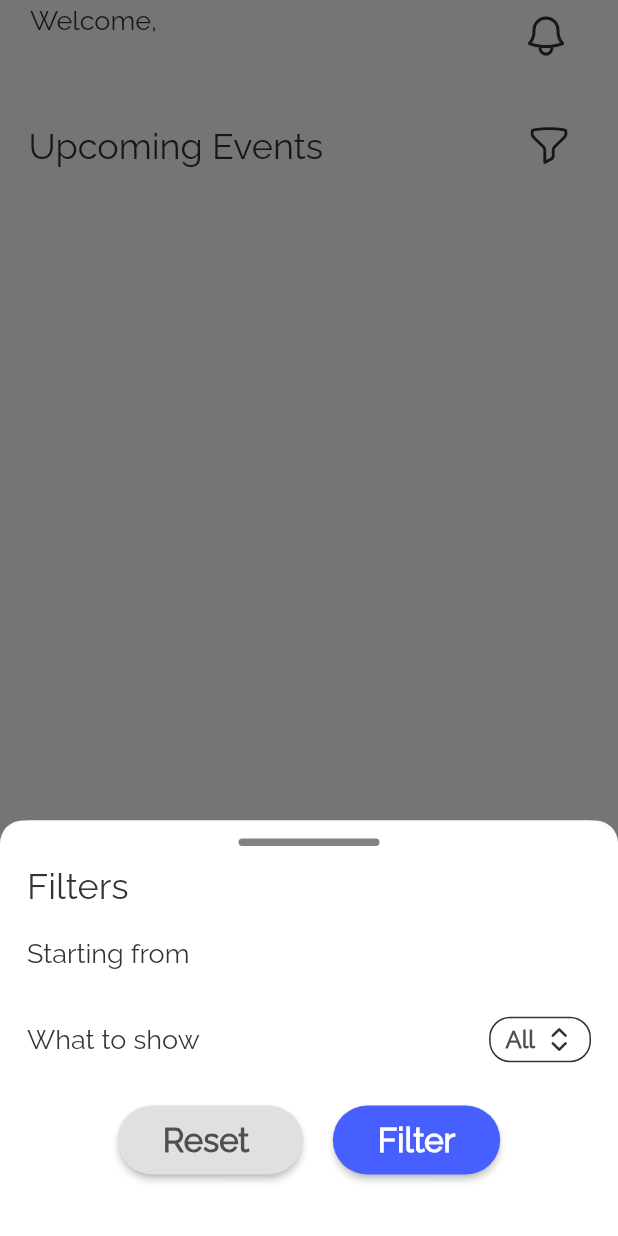
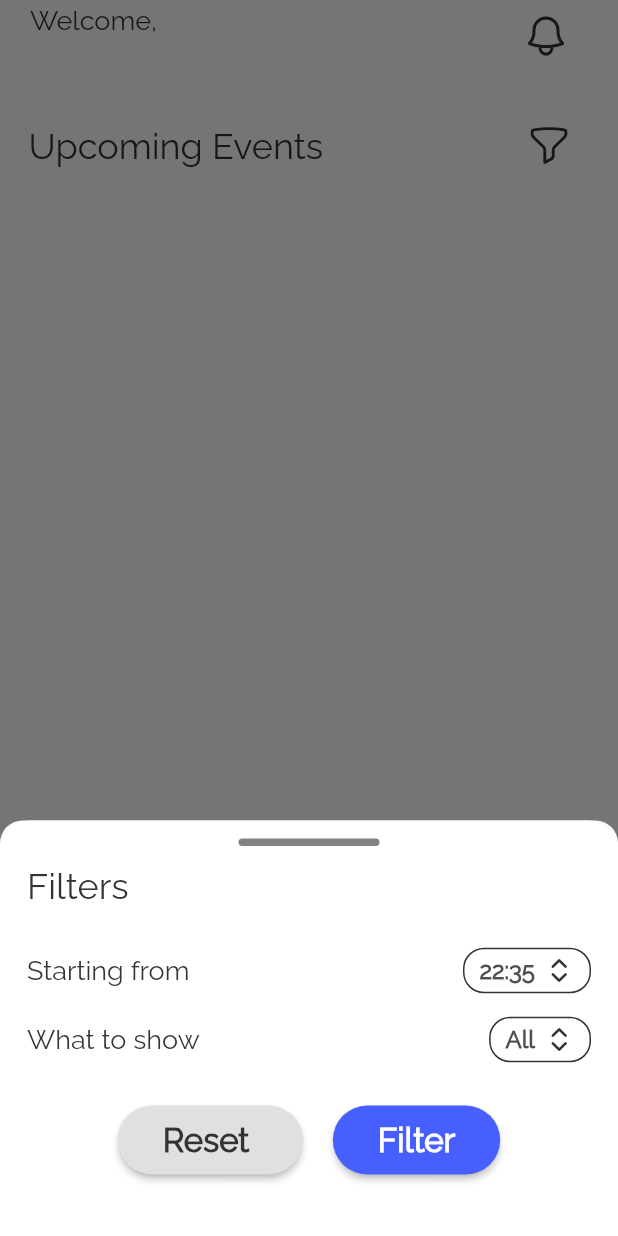
Before and after one commit to furknataman/register-event, a Flutter app: the screen it shows once a user with an empty profile is signed in, after a tap on an icon or button, on a phone screen of 412 x 824 dp. Run offline on Flutter 3.47's test engine with Material 2 defaults, Android fonts, the phone set to English and light mode, and no system bars; our stand-ins replace cloud_firestore, firebase_auth, firebase_core, firebase_messaging, flutter_local_notifications, flutter_riverpod and 5 more; missing offline and left inert: qr_code_scanner; accounts and stored records are empty.

Commit message:
filter dialog

```diff
--- a/lib/main.dart
+++ b/lib/main.dart
@@ -35,6 +35,9 @@ extension CustomColorScheme on ColorScheme {
   Color get unregister => brightness == Brightness.light
       ? const Color(0xffEB5757)
       : const Color.fromARGB(255, 144, 65, 65);
+
+  Color get disable =>
+      brightness == Brightness.light ? const Color(0xffE0E0E0) : const Color(0xff333333);
 }
 
 ThemeData _darkTheme = ThemeData(
--- a/lib/pages/home/widgets/filter/filter.dart
+++ b/lib/pages/home/widgets/filter/filter.dart
@@ -1,7 +1,7 @@
-
-
 import 'package:flutter/material.dart';
+import 'package:qr/main.dart';
 import 'package:qr/pages/home/widgets/filter/widgets/show_picker.dart';
+import 'package:qr/pages/home/widgets/filter/widgets/time_picker.dart';
 
 void filterDialog(BuildContext context, Function functionLeft, Function functionRight,
     String titleText, String bodyText) {
@@ -41,8 +41,8 @@ void filterDialog(BuildContext context, Function functionLeft, Function function
                     ),
                     Container(
                       alignment: Alignment.topLeft,
-                        child: Text(titleText,
-                            style: Theme.of(context).textTheme.displayLarge),
+                      child:
+                          Text(titleText, style: Theme.of(context).textTheme.displayLarge),
                     ),
                   ],
                 ),
@@ -56,6 +56,7 @@ void filterDialog(BuildContext context, Function functionLeft, Function function
                         children: [
                           Text("Starting from",
                               style: Theme.of(context).textTheme.bodyLarge),
+                          const DatePickerExample()
                         ],
                       ),
                       Row(
@@ -74,7 +75,7 @@ void filterDialog(BuildContext context, Function functionLeft, Function function
                   children: [
                     ElevatedButton(
                       style: ElevatedButton.styleFrom(
-                          backgroundColor: const Color(0xffE0E0E0),
+                        backgroundColor: Theme.of(context).colorScheme.disable,
                         padding:
                             const EdgeInsets.symmetric(horizontal: 30.0, vertical: 10.0),
                         shape: RoundedRectangleBorder(
@@ -83,18 +84,15 @@ void filterDialog(BuildContext context, Function functionLeft, Function function
                       onPressed: () {
                         functionLeft();
                       },
-                        child: const Text(
-                          "Reset ",
-                          style: TextStyle(
-                              fontWeight: FontWeight.w700, color: Color(0xff4F4F4F)),
-                        ),
+                      child: Text("Reset ", style: Theme.of(context).textTheme.labelLarge),
                     ),
                     const SizedBox(
                       width: 20,
                     ),
                     ElevatedButton(
                       style: ElevatedButton.styleFrom(
-                          backgroundColor: const Color(0xff485FFF),
+                        backgroundColor:
+                            Theme.of(context).floatingActionButtonTheme.backgroundColor,
                         padding:
                             const EdgeInsets.symmetric(horizontal: 30.0, vertical: 10.0),
                         shape: RoundedRectangleBorder(
--- a/lib/pages/home/widgets/filter/widgets/show_picker.dart
+++ b/lib/pages/home/widgets/filter/widgets/show_picker.dart
@@ -17,16 +17,14 @@ class Picker extends StatefulWidget {
 }
 
 class _PickerState extends State<Picker> {
-  int _selectedFruit = 0;
+  int _selectedList = 0;
 
-  // This shows a CupertinoModalPopup with a reasonable fixed height which hosts CupertinoPicker.
   void _showDialog(Widget child) {
     showCupertinoModalPopup<void>(
         context: context,
         builder: (BuildContext context) => Container(
               height: 216,
               padding: const EdgeInsets.only(top: 6.0),
-              // The Bottom margin is provided to align the popup above the system navigation bar.
               margin: EdgeInsets.only(
                 bottom: MediaQuery.of(context).viewInsets.bottom,
               ),
@@ -52,10 +50,9 @@ class _PickerState extends State<Picker> {
           squeeze: 1.2,
           useMagnifier: true,
           itemExtent: 32,
-          // This is called when selected item is changed.
           onSelectedItemChanged: (int selectedItem) {
             setState(() {
-              _selectedFruit = selectedItem;
+              _selectedList = selectedItem;
             });
           },
           children: List<Widget>.generate(showList.length, (int index) {
@@ -67,7 +64,6 @@ class _PickerState extends State<Picker> {
           }),
         ),
       ),
-      // This displays the selected fruit name.
       child: Container(
         padding: const EdgeInsets.only(left: 10, right: 10, top: 4, bottom: 4),
         decoration: BoxDecoration(
@@ -81,7 +77,7 @@ class _PickerState extends State<Picker> {
         ),
         child: Row(
           children: [
-            Text(showList[_selectedFruit], style: Theme.of(context).textTheme.bodySmall),
+            Text(showList[_selectedList], style: Theme.of(context).textTheme.bodySmall),
             const SizedBox(
               width: 6,
             ),
--- a/lib/pages/home/widgets/filter/widgets/time_picker.dart
+++ b/lib/pages/home/widgets/filter/widgets/time_picker.dart
@@ -0,0 +1,79 @@
+import 'package:flutter/cupertino.dart';
+import 'package:flutter/material.dart';
+import 'package:lucide_icons/lucide_icons.dart';
+
+class DatePickerExample extends StatefulWidget {
+  const DatePickerExample({super.key});
+
+  @override
+  State<DatePickerExample> createState() => _DatePickerExampleState();
+}
+
+class _DatePickerExampleState extends State<DatePickerExample> {
+  DateTime time = DateTime(2016, 5, 10, 22, 35);
+  void _showDialog(Widget child) {
+    showCupertinoModalPopup<void>(
+        context: context,
+        builder: (BuildContext context) => Container(
+              height: 216,
+              padding: const EdgeInsets.only(top: 6.0),
+
+              margin: EdgeInsets.only(
+                bottom: MediaQuery.of(context).viewInsets.bottom,
+              ),
+              // Provide a background color for the popup.
+              color: CupertinoColors.systemBackground.resolveFrom(context),
+              // Use a SafeArea widget to avoid system overlaps.
+              child: SafeArea(
+                top: false,
+                bottom: false,
+                child: child,
+              ),
+            ));
+  }
+
+  @override
+  Widget build(BuildContext context) {
+    return CupertinoButton(
+      padding: EdgeInsets.zero,
+      // Display a CupertinoDatePicker in time picker mode.
+      onPressed: () => _showDialog(
+        CupertinoDatePicker(
+          initialDateTime: time,
+          mode: CupertinoDatePickerMode.time,
+          use24hFormat: true,
+          // This is called when the user changes the time.
+          onDateTimeChanged: (DateTime newTime) {
+            setState(() => time = newTime);
+          },
+        ),
+      ),
+
+      child: Container(
+        padding: const EdgeInsets.only(left: 10, right: 10, top: 4, bottom: 4),
+        decoration: BoxDecoration(
+          border: Border.all(
+            width: 1,
+            color: Theme.of(context).secondaryHeaderColor,
+          ),
+          borderRadius: const BorderRadius.all(
+            Radius.circular(14),
+          ),
+        ),
+        child: Row(
+          children: [
+            Text('${time.hour}:${time.minute}',
+                style: Theme.of(context).textTheme.bodySmall),
+            const SizedBox(
+              width: 6,
+            ),
+            Icon(
+              LucideIcons.chevronsUpDown,
+              color: Theme.of(context).secondaryHeaderColor,
+            )
+          ],
+        ),
+      ),
+    );
+  }
+}
```
Lines whose indentation alone changed are shown as unchanged.
